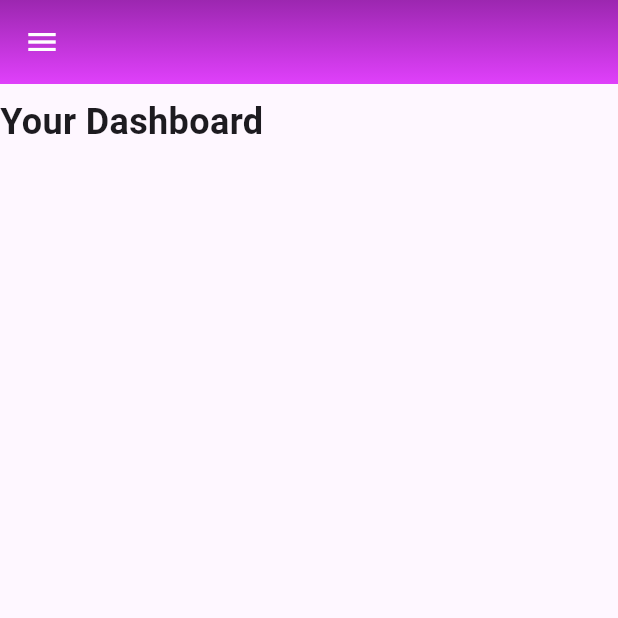
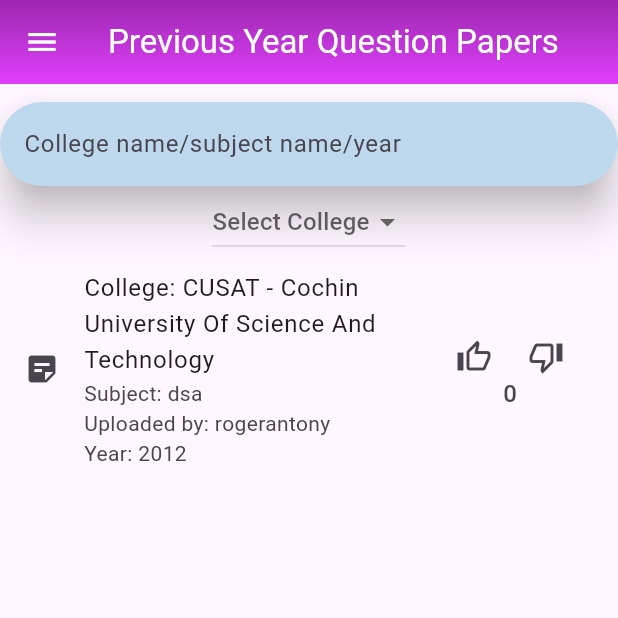
Before and after one commit to widejoy/my_college_guide, a Flutter app: the HomeScreen screen opened directly, after a tap on the "menu" icon, after a tap on "Previous Year Question Papers", on a phone screen of 412 x 824 dp, the top half of it. Run offline on Flutter 3.47's test engine with Material 2 defaults, Android fonts, the phone set to English and light mode, and no system bars; our stand-ins replace cloud_firestore, firebase_auth, firebase_core, flutter_riverpod, shared_preferences; missing offline and left inert: flutter_cached_pdfview; accounts and stored records are empty.

Commit message:
made changes

```diff
--- /dev/null
+++ b/lib/screens/app_screens/Widgets/appbar_custom.dart
@@ -0,0 +1,48 @@
+import 'package:flutter/material.dart';
+
+class CustomAppBar extends StatelessWidget implements PreferredSizeWidget {
+  final String title;
+
+  const CustomAppBar({Key? key, required this.title}) : super(key: key);
+
+  @override
+  Widget build(BuildContext context) {
+    return AppBar(
+      title: Text(
+        title,
+        style: const TextStyle(
+          color: Colors.white,
+          fontFamily: String.fromEnvironment(AutofillHints.countryName),
+        ),
+      ),
+      flexibleSpace: Container(
+        decoration: const BoxDecoration(
+          gradient: LinearGradient(
+            begin: Alignment.topCenter,
+            end: Alignment.bottomCenter,
+            colors: [
+              Colors.purple,
+              Colors.purpleAccent,
+            ],
+          ),
+        ),
+      ),
+      leading: Builder(
+        builder: (context) {
+          return IconButton(
+            icon: const Icon(Icons.menu, color: Colors.white),
+            onPressed: () {
+              Scaffold.of(context).openDrawer();
+            },
+          );
+        },
+      ),
+      elevation: 6,
+      backgroundColor: Colors.transparent,
+      automaticallyImplyLeading: false,
+    );
+  }
+
+  @override
+  Size get preferredSize => const Size.fromHeight(kToolbarHeight);
+}
--- /dev/null
+++ b/lib/screens/app_screens/Widgets/custom_tile.dart
@@ -0,0 +1,122 @@
+import 'package:flutter/material.dart';
+import 'package:project_one/screens/app_screens/viewpdf_screen.dart';
+
+class CustomListTile extends StatefulWidget {
+  final String collegeName;
+  final String subjectName;
+  final String userName;
+  final int votes;
+  final int year;
+
+  const CustomListTile({
+    super.key,
+    required this.collegeName,
+    required this.subjectName,
+    required this.userName,
+    required this.votes,
+    required this.year,
+  });
+
+  @override
+  State<CustomListTile> createState() => _CustomListTileState();
+}
+
+class _CustomListTileState extends State<CustomListTile> {
+  Widget up = const Icon(Icons.thumb_up_alt_outlined);
+  Widget down = const Icon(Icons.thumb_down_alt_outlined);
+  bool isUp = false;
+  bool isDown = false;
+  int _voteCount = 0;
+
+  void _upvote() {
+    if (isUp) {
+      setState(() {
+        up = const Icon(Icons.thumb_up_alt_outlined);
+        _voteCount--;
+        isUp = false;
+      });
+    } else {
+      setState(() {
+        if (isDown) {
+          // If it was previously downvoted, undo the downvote
+          down = const Icon(Icons.thumb_down_alt_outlined);
+          _voteCount++;
+          isDown = false;
+        }
+        _voteCount++;
+        up = const Icon(
+          Icons.thumb_up,
+          color: Colors.blue,
+        );
+        isUp = true;
+      });
+    }
+  }
+
+  void _downvote() {
+    if (isDown) {
+      setState(() {
+        down = const Icon(Icons.thumb_down_alt_outlined);
+        _voteCount++;
+        isDown = false;
+      });
+    } else {
+      setState(() {
+        if (isUp) {
+          up = const Icon(Icons.thumb_up_alt_outlined);
+          _voteCount--;
+          isUp = false;
+        }
+        _voteCount--;
+        down = const Icon(
+          Icons.thumb_down,
+          color: Colors.red,
+        );
+        isDown = true;
+      });
+    }
+  }
+
+  @override
+  Widget build(BuildContext context) {
+    return ListTile(
+      leading: const Icon(Icons.sticky_note_2),
+      title: Text('College: ${widget.collegeName}'),
+      subtitle: Column(
+        crossAxisAlignment: CrossAxisAlignment.start,
+        children: [
+          Text('Subject: ${widget.subjectName}'),
+          Text('Uploaded by: ${widget.userName}'),
+          Text('Year: ${widget.year}'),
+        ],
+      ),
+      trailing: Column(
+        children: [
+          Expanded(
+            child: Row(
+              mainAxisSize: MainAxisSize.min,
+              children: [
+                IconButton(
+                  icon: up,
+                  onPressed: _upvote,
+                ),
+                IconButton(
+                  icon: down,
+                  onPressed: _downvote,
+                ),
+              ],
+            ),
+          ),
+          Text('$_voteCount', style: const TextStyle(fontSize: 16)),
+        ],
+      ),
+      onTap: () {
+        Navigator.of(context).push(
+          MaterialPageRoute(
+            builder: (context) => Viewpdf(),
+          ),
+        );
+      },
+    );
+  }
+}
--- a/lib/screens/app_screens/Widgets/drawercustom.dart
+++ b/lib/screens/app_screens/Widgets/drawercustom.dart
@@ -1,17 +1,38 @@
+import 'package:cloud_firestore/cloud_firestore.dart';
 import 'package:firebase_auth/firebase_auth.dart';
 import 'package:flutter/material.dart';
+import 'package:flutter_riverpod/flutter_riverpod.dart';
+import 'package:project_one/providers/usernameprovider.dart';
+import 'package:project_one/screens/app_screens/previousyear_screen.dart';
 import 'package:project_one/screens/authentication/signin_screen.dart';
+import 'package:shared_preferences/shared_preferences.dart';
 
-class DrawerCustom extends StatelessWidget {
-  const DrawerCustom({super.key, required this.username});
-  final String? username;
+class DrawerCustom extends ConsumerWidget {
+  const DrawerCustom({super.key});
 
   @override
-  Widget build(BuildContext context) {
+  Widget build(BuildContext context, WidgetRef ref) {
+    Future<String?> getUsername() async {
+      User? user = FirebaseAuth.instance.currentUser;
+      if (user != null) {
+        DocumentSnapshot userDoc = await FirebaseFirestore.instance
+            .collection('users')
+            .doc(user.uid)
+            .get();
+        final String username =
+            (userDoc.data() as Map<String, dynamic>)['username'];
+        ref.read(usernameprov.notifier).getuser(username);
+
+        if (userDoc.exists) {
+          return (userDoc.data() as Map<String, dynamic>)['username'];
+        }
+      }
+      return null;
+    }
+
     Drawer buildDrawer(BuildContext context) {
       return Drawer(
-        child: Column(
-          children: [
+          child: Column(children: [
         Expanded(
           child: ListView(
             padding: EdgeInsets.zero,
@@ -27,12 +48,25 @@
                 ),
                 child: DrawerHeader(
                   padding: const EdgeInsets.all(16),
-                      child: Text(
-                        'Welcome! $username',
+                  child: FutureBuilder<String?>(
+                    future: getUsername(),
+                    builder: (context, snapshot) {
+                      if (snapshot.connectionState == ConnectionState.waiting) {
+                        return const CircularProgressIndicator();
+                      } else if (snapshot.hasError) {
+                        return Text('Error: ${snapshot.error}');
+                      } else {
+                        final username = snapshot.data;
+
+                        return Text(
+                          'Welcome! ${username ?? "Guest"}',
                           style: const TextStyle(
                             color: Colors.white,
                             fontSize: 24,
                           ),
+                        );
+                      }
+                    },
                   ),
                 ),
               ),
@@ -47,7 +81,11 @@
                 leading: const Icon(Icons.question_answer_outlined),
                 title: const Text('Previous Year Question Papers'),
                 onTap: () {
-                      Navigator.pop(context);
+                  Navigator.of(context).pushReplacement(
+                    MaterialPageRoute(
+                      builder: (context) => const PreviousYearScreen(),
+                    ),
+                  );
                 },
               ),
               ListTile(
@@ -77,11 +115,15 @@
             'Log Out',
             style: TextStyle(color: Colors.red),
           ),
-              onTap: () {
+          onTap: () async {
+            SharedPreferences prefs = await SharedPreferences.getInstance();
+
             FirebaseAuth.instance.signOut().then((value) {
+              prefs.setBool('userLoggedIn', false);
+
               ScaffoldMessenger.of(context).showSnackBar(
                 const SnackBar(
-                      content: Text('Succesfully logged out'),
+                  content: Text('Successfully logged out'),
                 ),
               );
               Navigator.of(context).pushReplacement(
@@ -92,9 +134,7 @@
             });
           },
         ),
-          ],
-        ),
-      );
+      ]));
     }
 
     return buildDrawer(context);
--- /dev/null
+++ b/lib/screens/app_screens/Widgets/stylised_container.dart
@@ -0,0 +1,38 @@
+import 'package:flutter/material.dart';
+
+class StylishCard extends StatelessWidget {
+  const StylishCard({
+    super.key,
+    required this.text,
+    required this.fun,
+  });
+  final String text;
+  final VoidCallback fun;
+
+  @override
+  Widget build(BuildContext context) {
+    return GestureDetector(
+      onTap: fun,
+      child: Container(
+        width: double.infinity,
+        height: 128,
+        decoration: BoxDecoration(
+          color: const Color.fromARGB(255, 221, 128, 237),
+          borderRadius: BorderRadius.circular(10.0),
+        ),
+        padding: const EdgeInsets.all(16.0),
+        margin: const EdgeInsets.all(16.0),
+        child: Center(
+          child: Text(
+            text,
+            style: const TextStyle(
+              fontSize: 24.0,
+              color: Colors.white,
+              fontWeight: FontWeight.bold,
+            ),
+          ),
+        ),
+      ),
+    );
+  }
+}
--- a/lib/screens/app_screens/home_screen.dart
+++ b/lib/screens/app_screens/home_screen.dart
@@ -1,54 +1,34 @@
 import 'package:flutter/material.dart';
-import 'package:flutter_riverpod/flutter_riverpod.dart';
-import 'package:project_one/providers/usernameprovider.dart';
+import 'package:project_one/screens/app_screens/Widgets/appbar_custom.dart';
 import 'package:project_one/screens/app_screens/Widgets/drawercustom.dart';
+import 'package:project_one/screens/app_screens/Widgets/stylised_container.dart';
+import 'package:project_one/screens/app_screens/create_post_screen.dart';
 
-class HomeScreen extends ConsumerWidget {
+class HomeScreen extends StatelessWidget {
   const HomeScreen({super.key});
 
   @override
-  Widget build(BuildContext context, WidgetRef ref) {
-    final username = ref.watch(usernameprov);
-
+  Widget build(BuildContext context) {
     return Scaffold(
-      drawer: DrawerCustom(username: username),
-      appBar: AppBar(
-        flexibleSpace: Container(
-          decoration: const BoxDecoration(
-            gradient: LinearGradient(
-              begin: Alignment.topCenter,
-              end: Alignment.bottomCenter,
-              colors: [
-                Colors.purple,
-                Colors.purpleAccent,
-              ],
-            ),
-          ),
-        ),
-        leading: Builder(
-          builder: (context) {
-            return IconButton(
-              icon: const Icon(Icons.menu, color: Colors.white),
-              onPressed: () {
-                Scaffold.of(context).openDrawer();
-              },
-            );
-          },
-        ),
-        elevation: 6,
-        backgroundColor: Colors.transparent,
-        automaticallyImplyLeading: false,
-      ),
-      body: const SingleChildScrollView(
+      drawer: const DrawerCustom(),
+      appBar: const CustomAppBar(title: "Dashboard"),
+      body: SingleChildScrollView(
         child: Column(
           children: [
-            SizedBox(
-              height: 8,
+            StylishCard(
+              text: "My Posts",
+              fun: () {},
             ),
-            Text(
-              'Your Dashboard',
-              style: TextStyle(fontSize: 24, fontWeight: FontWeight.bold),
-            ),
+            StylishCard(text: "My favourites", fun: () {}),
+            StylishCard(
+                text: "Create Post",
+                fun: () {
+                  Navigator.of(context).push(
+                    MaterialPageRoute(
+                      builder: (context) => const CreatePostScreen(),
+                    ),
+                  );
+                })
           ],
         ),
       ),
--- /dev/null
+++ b/lib/screens/app_screens/previousyear_screen.dart
@@ -0,0 +1,89 @@
+import 'package:flutter/material.dart';
+import 'package:project_one/screens/app_screens/Widgets/appbar_custom.dart';
+import 'package:project_one/screens/app_screens/Widgets/custom_tile.dart';
+import 'package:project_one/screens/app_screens/Widgets/drawercustom.dart';
+
+class PreviousYearScreen extends StatefulWidget {
+  const PreviousYearScreen({super.key});
+
+  @override
+  State<PreviousYearScreen> createState() => _PreviousYearScreenState();
+}
+
+class _PreviousYearScreenState extends State<PreviousYearScreen> {
+  String? selectedCollege;
+  bool isselected(String txt) {
+    if (txt == 'Select College') {
+      return false;
+    }
+    return true;
+  }
+
+  @override
+  Widget build(BuildContext context) {
+    return Scaffold(
+      drawer: const DrawerCustom(),
+      appBar: const CustomAppBar(
+        title: 'Previous Year Question Papers',
+      ),
+      body: Column(
+        children: [
+          const SizedBox(
+            height: 12,
+          ),
+          const SearchBar(
+            elevation: MaterialStatePropertyAll(12),
+            hintStyle: MaterialStatePropertyAll(
+              TextStyle(
+                overflow: TextOverflow.visible,
+                decorationColor: Colors.amber,
+              ),
+            ),
+            hintText: 'College name/subject name/year',
+            backgroundColor: MaterialStatePropertyAll(
+              Color.fromARGB(255, 190, 216, 237),
+            ),
+          ),
+          DropdownButton<String>(
+            hint: const Text('Select College'),
+            value: selectedCollege,
+            onChanged: (newValue) {
+              setState(() {
+                selectedCollege = newValue;
+              });
+            },
+            items: const [
+              DropdownMenuItem(
+                enabled: false,
+                value: '',
+                child: Text(
+                  'Select College',
+                  style: TextStyle(color: Colors.black38),
+                ),
+              ),
+              DropdownMenuItem(
+                value: 'College1',
+                child: Text('College 1'),
+              ),
+              DropdownMenuItem(
+                value: 'College2',
+                child: Text('College 2'),
+              ),
+              DropdownMenuItem(
+                value: 'College3',
+                child: Text('College 3'),
+              ),
+            ],
+          ),
+          const CustomListTile(
+            collegeName: "CUSAT - Cochin University Of Science And Technology",
+            subjectName: "dsa",
+            userName: "rogerantony",
+            votes: 2,
+            year: 2012,
+          )
+        ],
+      ),
+    );
+  }
+}
--- a/lib/screens/authentication/signin_screen.dart
+++ b/lib/screens/authentication/signin_screen.dart
@@ -1,7 +1,6 @@
 import 'package:cloud_firestore/cloud_firestore.dart';
 import 'package:firebase_auth/firebase_auth.dart';
 import 'package:flutter/material.dart';
-import 'package:project_one/providers/usernameprovider.dart';
 import 'package:project_one/screens/authentication/reset_password.dart';
 import 'package:project_one/screens/authentication/signup_screen.dart';
 import 'package:project_one/screens/authentication/widgets/form.dart';
@@ -25,10 +24,7 @@
           .doc(user.uid)
           .get();
       if (userDoc.exists) {
-        final String username =
-            (userDoc.data() as Map<String, dynamic>)['username'];
-        ref.read(usernameprov.notifier).getuser(username);
-        return username;
+        return (userDoc.data() as Map<String, dynamic>)['username'];
       }
     }
     return null;
--- a/pubspec.yaml
+++ b/pubspec.yaml
@@ -39,6 +39,7 @@
   cloud_firestore: ^4.9.1
   shared_preferences: ^2.0.15
   flutter_riverpod: ^2.4.0
+  flutter_cached_pdfview: ^0.4.2
 
 dev_dependencies:
   flutter_test:
```
Also changed, not shown: lib/main.dart (+5 -3 lines), lib/screens/app_screens/Widgets/custom_field.dart (added, +10 -0 lines), lib/screens/app_screens/create_post_screen.dart (added, +14 -0 lines), lib/screens/app_screens/viewpdf_screen.dart (added, +22 -0 lines), pubspec.lock, 2 other files. Lines whose indentation alone changed are shown as unchanged.
